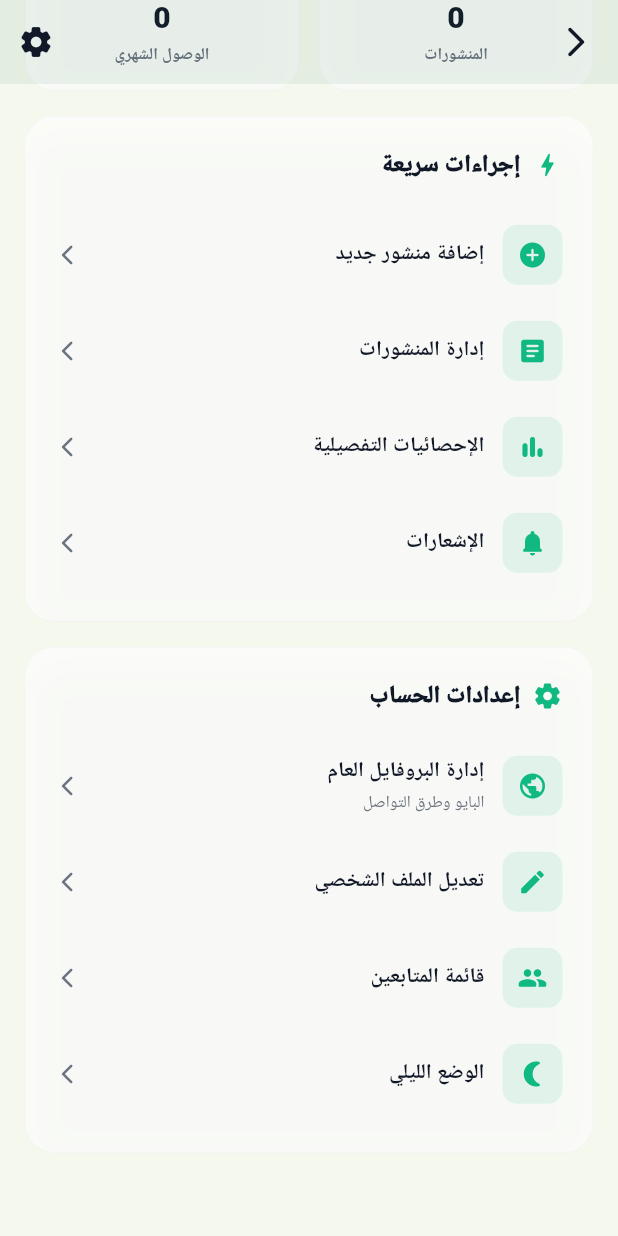
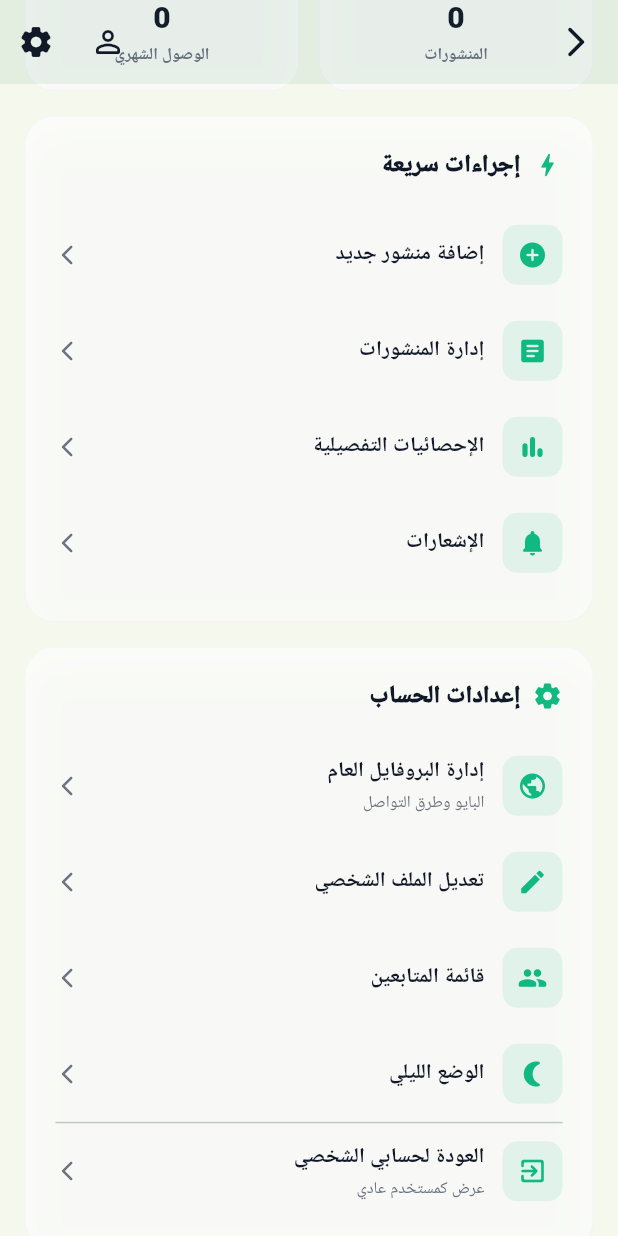
Before and after one commit to kkkrraamm/aldlma, a Flutter app: the DalmaMediaDashboard screen opened directly, scrolled down 510 dp, on a phone screen of 412 x 824 dp. Run offline on Flutter 3.47's test engine with Material 3 defaults, Android fonts, the phone set to English and light mode, and no system bars; our stand-ins replace cached_network_image, device_info_plus, firebase_core, firebase_messaging, flutter_local_notifications, geolocator and 5 more; accounts and stored records are empty; network calls fail; Roboto replaces fonts that are missing (Cairo).

Commit message:
feat: Add return to user account button in media dashboard
- Add person icon in AppBar to quickly return to user account
- Add prominent 'Return to Personal Account' option at bottom of settings
- Improves navigation UX for media users

```diff
--- a/lib/media_dashboard.dart
+++ b/lib/media_dashboard.dart
@@ -157,6 +157,15 @@ class _DalmaMediaDashboardState extends State<DalmaMediaDashboard> with TickerPr
                     onPressed: () => Navigator.pop(context),
                   ),
                   actions: [
+                    // زر العودة لحساب المستخدم
+                    IconButton(
+                      icon: Icon(Icons.person_outline_rounded, color: theme.textPrimaryColor),
+                      onPressed: () {
+                        // العودة لصفحة My Account
+                        Navigator.pop(context);
+                      },
+                      tooltip: 'العودة لحسابي',
+                    ),
                     IconButton(
                       icon: Icon(Icons.settings_rounded, color: theme.textPrimaryColor),
                       onPressed: () {
@@ -165,6 +174,7 @@ class _DalmaMediaDashboardState extends State<DalmaMediaDashboard> with TickerPr
                           MaterialPageRoute(builder: (_) => const MediaProfileEditPage()),
                         );
                       },
+                      tooltip: 'إعدادات الحساب',
                     ),
                   ],
                   flexibleSpace: FlexibleSpaceBar(
@@ -501,6 +511,16 @@ class _DalmaMediaDashboardState extends State<DalmaMediaDashboard> with TickerPr
                               await ThemeConfig.instance.toggleTheme();
                             },
                           ),
+                          const Divider(height: 1, thickness: 1),
+                          _ActionRow(
+                            icon: Icons.exit_to_app_rounded,
+                            label: 'العودة لحسابي الشخصي',
+                            subtitle: 'عرض كمستخدم عادي',
+                            color: primaryColor,
+                            onTap: () {
+                              Navigator.pop(context);
+                            },
+                          ),
                         ],
                       ),
                     ),
```
